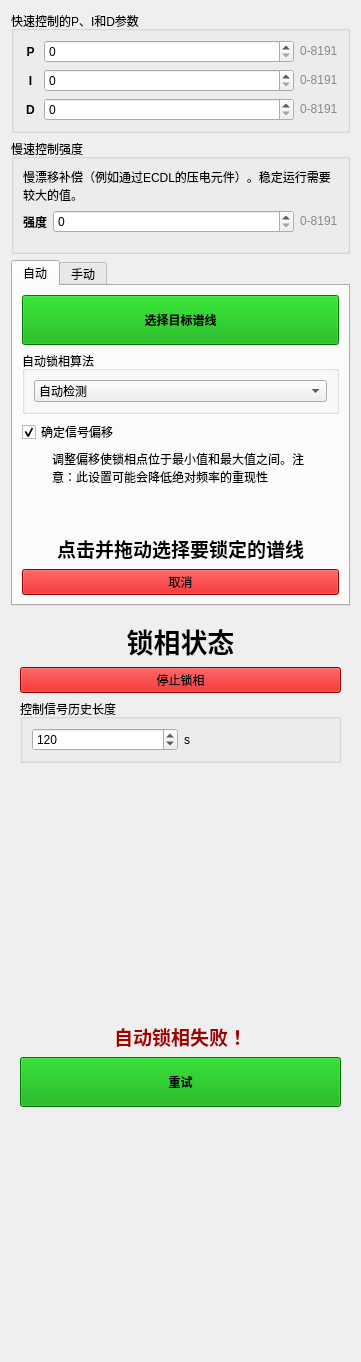
The window that linien-gui/linien_gui/ui/locking_panel.ui (xuanzhuedmund/MTS) describes before a commit, drawn with Qt 5.
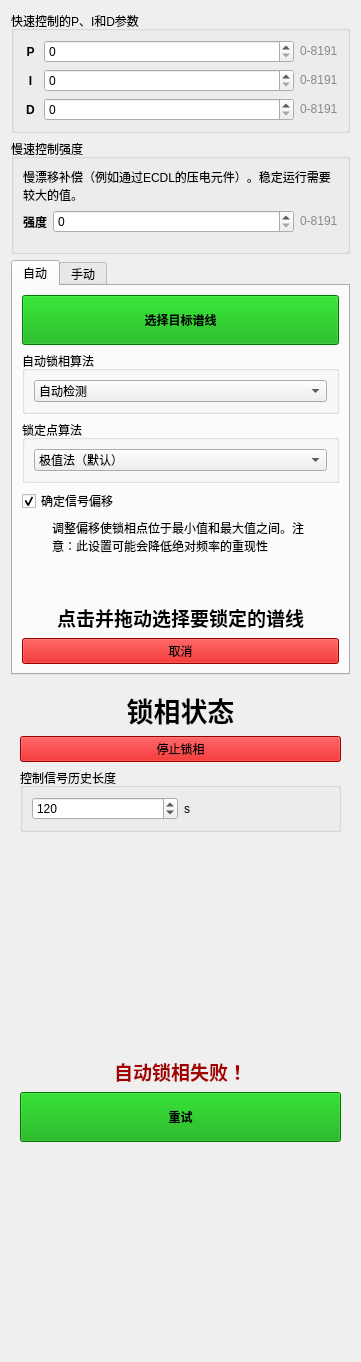
The same window after the commit. Custom widgets are drawn as their Qt base class.

```diff
--- a/linien-gui/linien_gui/ui/locking_panel.ui
+++ b/linien-gui/linien_gui/ui/locking_panel.ui
@@ -456,6 +456,29 @@
             </layout>
            </widget>
           </item>
+          <item>
+           <widget class="QGroupBox" name="lock_point_algorithm_group">
+            <property name="title">
+             <string>锁定点算法</string>
+            </property>
+            <layout class="QVBoxLayout" name="verticalLayout_lock_point_algo">
+             <item>
+              <widget class="QComboBox" name="lock_point_algorithm_combo">
+               <item>
+                <property name="text">
+                 <string>极值法（默认）</string>
+                </property>
+               </item>
+               <item>
+                <property name="text">
+                 <string>峰谷配对法</string>
+                </property>
+               </item>
+              </widget>
+             </item>
+            </layout>
+           </widget>
+          </item>
           <item>
            <widget class="QCheckBox" name="autoOffsetCheckbox">
             <property name="text">
```
